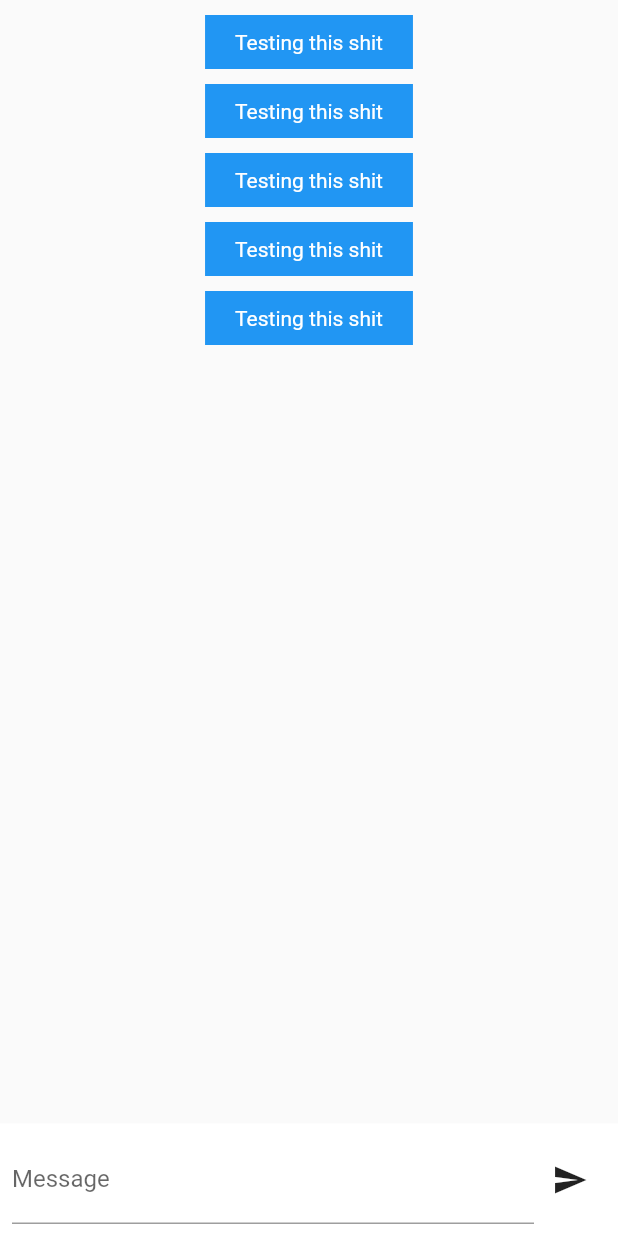
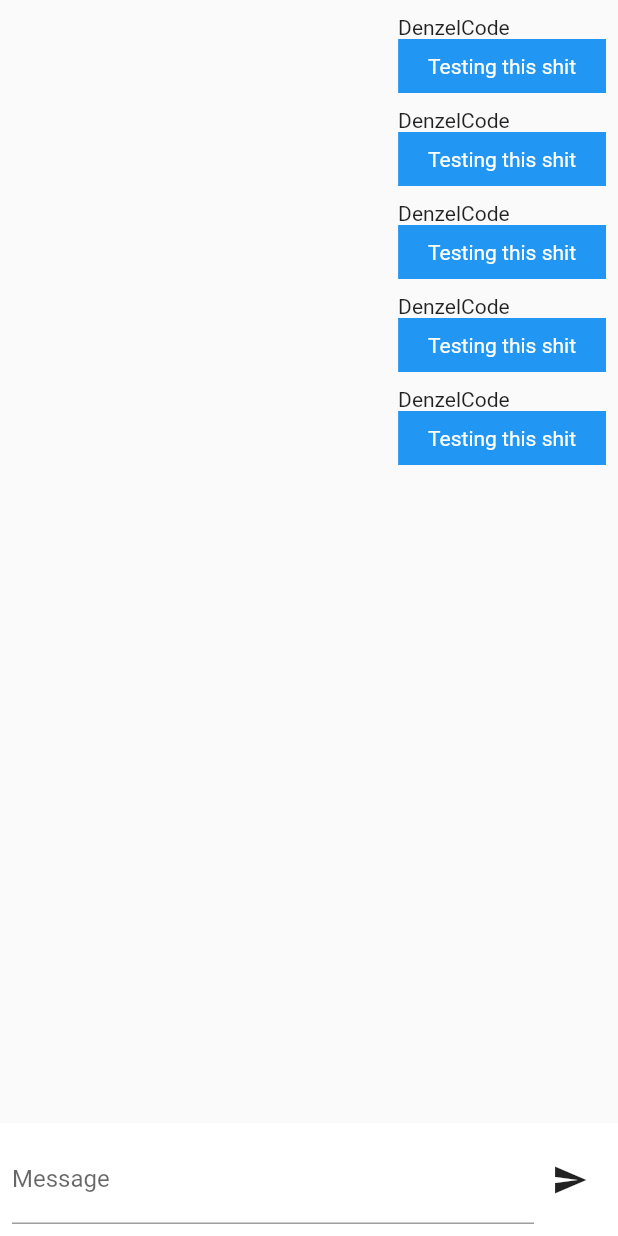
Before and after one commit to DenzelCode/flutter-auth, a Flutter app: the Messages widget shown alone on an empty page, opened directly with empty values, on a phone screen of 412 x 824 dp. Run offline on Flutter 3.47's test engine with Material 2 defaults, Android fonts, the phone set to English and light mode, and no system bars; our stand-ins replace bloc, dio, equatable, flutter_bloc, flutter_secure_storage, flutter_signin_button and 3 more; missing offline and left inert: flutter_facebook_auth; accounts and stored records are empty; network calls fail.

Commit message:
feat: messages design

```diff
--- a/lib/src/features/messages/widgets/messages.dart
+++ b/lib/src/features/messages/widgets/messages.dart
@@ -1,3 +1,5 @@
+import 'dart:math';
+
 import 'package:auth/src/features/auth/logic/models/user.dart';
 import 'package:auth/src/features/room/logic/models/room.dart';
 import 'package:flutter/material.dart';
@@ -29,24 +31,21 @@ class _MessagesState extends State<Messages> {
         Expanded(
           child: ListView.builder(
             itemBuilder: (context, i) {
-              return Column(
+              return Padding(
+                padding: const EdgeInsets.symmetric(horizontal: 8.0),
+                child: Column(
+                  crossAxisAlignment: CrossAxisAlignment.start,
                   children: [
                     if (i == 0)
                       SizedBox(
                         height: 10,
                       ),
-                  Container(
-                    color: Colors.blue,
-                    padding: EdgeInsets.symmetric(horizontal: 20, vertical: 10),
-                    child: Text(
-                      'Testing this shit',
-                      style: TextStyle(color: Colors.white),
-                    ),
-                  ),
+                    _Message(),
                     SizedBox(
                       height: 10,
                     ),
                   ],
+                ),
               );
             },
             itemCount: 5,
@@ -75,3 +74,35 @@ class _MessagesState extends State<Messages> {
     );
   }
 }
+
+class _Message extends StatelessWidget {
+  const _Message({
+    Key? key,
+  }) : super(key: key);
+
+  @override
+  Widget build(BuildContext context) {
+    return Row(
+      children: [
+        if (Random().nextInt(2) == 0) Spacer(),
+        Column(
+          crossAxisAlignment: CrossAxisAlignment.start,
+          children: [
+            Text('DenzelCode'),
+            Container(
+              color: Colors.blue,
+              padding: EdgeInsets.symmetric(
+                horizontal: 20,
+                vertical: 10,
+              ),
+              child: Text(
+                'Testing this shit',
+                style: TextStyle(color: Colors.white),
+              ),
+            ),
+          ],
+        )
+      ],
+    );
+  }
+}
```
Lines whose indentation alone changed are shown as unchanged.
